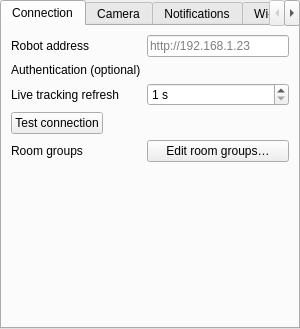
The window that valetudo_qgis/ui/settings_page.ui (sylsta/homeqgis) describes before a commit, drawn with Qt 5.
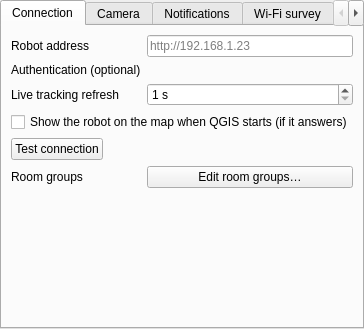
The same window after the commit. Custom widgets are drawn as their Qt base class.

Commit message:
Panel header: logo, status, Show on map; Show on map at start-up
- The header shows the Valetudo logo, the connection status, the 'Show
  on map' button (moved from its own row) and the refresh button.
- At QGIS start-up (3 s later, after a project given at launch), if a
  robot is set and answers within a minute, 'Show on map' is turned on,
  once per session, without any prompt. New option in Connection: 'Show
  the robot on the map when QGIS starts' (on by default).

What changed in the file:
```diff
--- a/valetudo_qgis/ui/settings_page.ui
+++ b/valetudo_qgis/ui/settings_page.ui
@@ -79,6 +79,13 @@
         </widget>
        </item>
        <item row="3" column="0" colspan="2">
+        <widget class="QCheckBox" name="live_at_start">
+         <property name="text">
+          <string>Show the robot on the map when QGIS starts (if it answers)</string>
+         </property>
+        </widget>
+       </item>
+       <item row="4" column="0" colspan="2">
         <layout class="QHBoxLayout" name="test_layout" stretch="0,1">
          <item>
           <widget class="QPushButton" name="btn_test">
@@ -96,14 +103,14 @@
          </item>
         </layout>
        </item>
-       <item row="4" column="0">
+       <item row="5" column="0">
         <widget class="QLabel" name="lbl_room_groups">
          <property name="text">
           <string>Room groups</string>
          </property>
         </widget>
        </item>
-       <item row="4" column="1">
+       <item row="5" column="1">
         <widget class="QPushButton" name="btn_room_groups">
          <property name="text">
           <string>Edit room groups…</string>
```
The commit also changes 7 other files.
